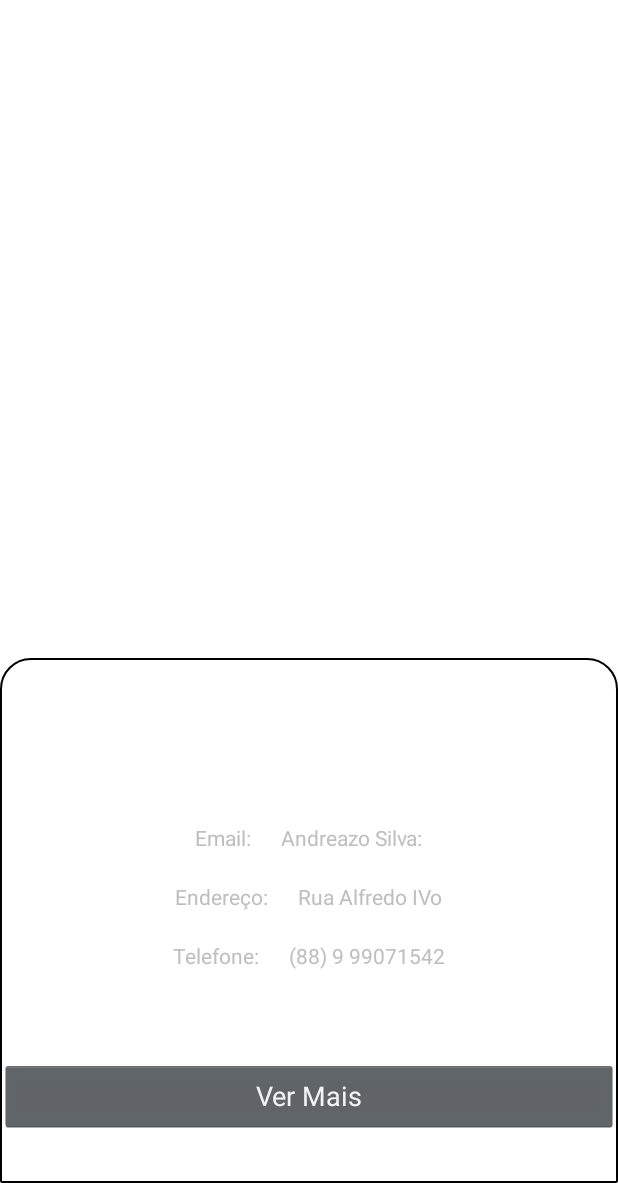
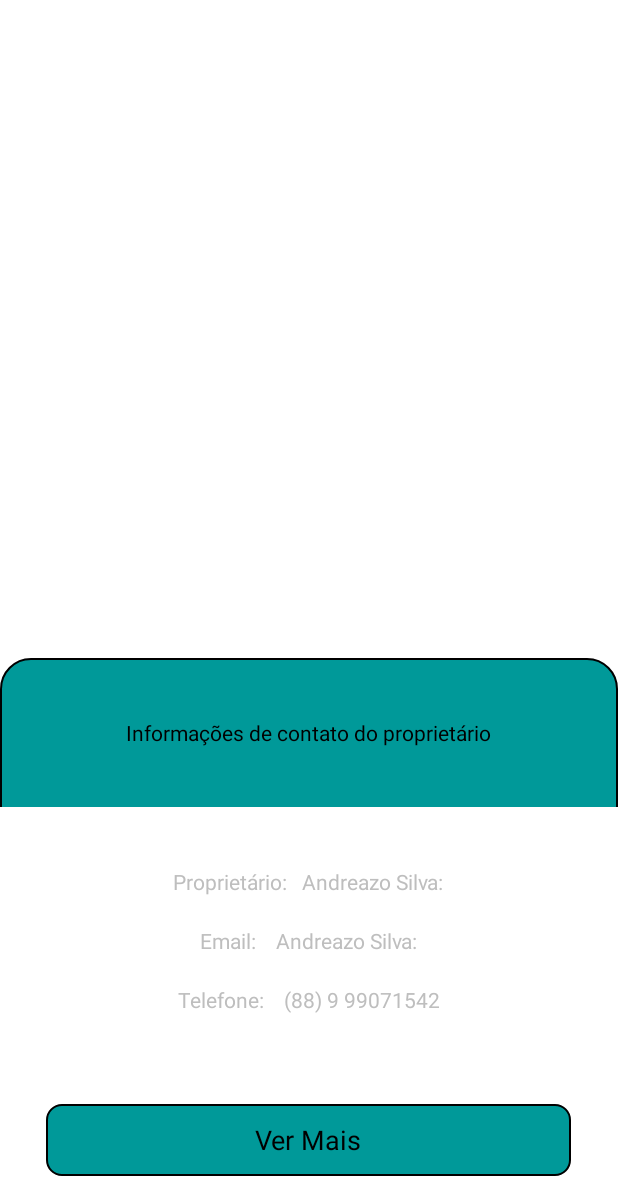
Before and after one commit to Andreazo2016/AlugaAppQuixada, an Android app: the screen it shows after launch (HomeActivity), on a phone screen of 412 x 824 dp, the part 53-1236 px from its top. Run offline under Robolectric (Android 15) with nearby library versions, the phone set to English and light mode, and no system bars.

Commit message:
completado bottom sheet de informações de contato do proprietario

```diff
--- /dev/null
+++ b/app/src/main/java/ufc/com/alugaappquixada/Model/Adress.java
@@ -0,0 +1,4 @@
+package ufc.com.alugaappquixada.Model;
+
+public class Adress {
+}
--- /dev/null
+++ b/app/src/main/java/ufc/com/alugaappquixada/Model/Enterprise.java
@@ -0,0 +1,57 @@
+package ufc.com.alugaappquixada.Model;
+
+public class Enterprise {
+    private Integer id;
+    private double latitute;
+    private double longitute;
+    private Owner owner;
+    private String description;
+
+    public Enterprise(Integer id, double latitute, double longitute, Owner owner, String description) {
+        this.id = id;
+        this.latitute = latitute;
+        this.longitute = longitute;
+        this.owner = owner;
+        this.description = description;
+    }
+
+    public Integer getId() {
+        return id;
+    }
+
+    public void setId(Integer id) {
+        this.id = id;
+    }
+
+    public double getLatitute() {
+        return latitute;
+    }
+
+    public void setLatitute(double latitute) {
+        this.latitute = latitute;
+    }
+
+    public double getLongitute() {
+        return longitute;
+    }
+
+    public void setLongitute(double longitute) {
+        this.longitute = longitute;
+    }
+
+    public Owner getOwner() {
+        return owner;
+    }
+
+    public void setOwner(Owner owner) {
+        this.owner = owner;
+    }
+
+    public String getDescription() {
+        return description;
+    }
+
+    public void setDescription(String description) {
+        this.description = description;
+    }
+}
--- /dev/null
+++ b/app/src/main/java/ufc/com/alugaappquixada/Model/Owner.java
@@ -0,0 +1,26 @@
+package ufc.com.alugaappquixada.Model;
+
+public class Owner {
+    private String name;
+    private String email;
+    private Adress adress;
+    private PhoneNumber phoneNumber;
+
+    public Owner(String name, String email, PhoneNumber phoneNumber) {
+        this.name = name;
+        this.email = email;
+        this.phoneNumber = phoneNumber;
+    }
+
+    public String getName() {
+        return name;
+    }
+
+    public String getEmail() {
+        return email;
+    }
+
+    public PhoneNumber getPhoneNumber() {
+        return phoneNumber;
+    }
+}
--- /dev/null
+++ b/app/src/main/java/ufc/com/alugaappquixada/Model/PhoneNumber.java
@@ -0,0 +1,15 @@
+package ufc.com.alugaappquixada.Model;
+
+public class PhoneNumber {
+    private String label;
+    private String number;
+
+    public PhoneNumber(String label, String number) {
+        this.label = label;
+        this.number = number;
+    }
+
+    public String getNumber() {
+        return number;
+    }
+}
--- a/app/src/main/java/ufc/com/alugaappquixada/activity/HomeActivity.java
+++ b/app/src/main/java/ufc/com/alugaappquixada/activity/HomeActivity.java
@@ -6,6 +6,7 @@ import android.support.design.widget.BottomSheetBehavior;
 import android.support.v4.app.FragmentActivity;
 import android.os.Bundle;
 import android.view.View;
+import android.widget.TextView;
 
 import com.google.android.gms.maps.CameraUpdateFactory;
 import com.google.android.gms.maps.GoogleMap;
@@ -19,6 +20,7 @@ import com.google.android.gms.maps.model.MarkerOptions;
 
 import java.util.List;
 
+import ufc.com.alugaappquixada.Model.MarkerInformation;
 import ufc.com.alugaappquixada.Model.PointMaker;
 import ufc.com.alugaappquixada.R;
 import ufc.com.alugaappquixada.presenter.MapPresenter;
@@ -33,33 +35,43 @@ public class HomeActivity extends FragmentActivity
     private View bottomSheet;
     private GoogleMap mMap;
     private MapPresenter mapPresenter;
-    private final int max_size_zoom = 18;
+    private final int MAX_SIZE_ZOOM = 15;
+    private final int CLOSE_BOTTOM_SHEET = 0;
+    private final int HEIGHT_OF_SHOWED_BOTTOM_SHEET = 200;
+    private TextView nameText;
+    private TextView emailText;
+    private TextView adressText;
+    private TextView phoneNumberText;
 
     @Override
     protected void onCreate(Bundle savedInstanceState) {
         super.onCreate(savedInstanceState);
         setContentView(R.layout.bottom_sheet_layout);
+
+
         bottomSheet = findViewById( R.id.bottom_sheet );
+
         mapPresenter = new MapPresenterImpl(this,this);
+
+        this.nameText = findViewById(R.id.textNameBasic);
+        this.emailText = findViewById(R.id.textEmailBasic);
+        this.phoneNumberText = findViewById(R.id.textPhoneBasic);
         // Obtain the SupportMapFragment and get notified when the map is ready to be used.
         SupportMapFragment mapFragment = (SupportMapFragment) getSupportFragmentManager()
                 .findFragmentById(R.id.maps);
         mapFragment.getMapAsync(this);
-        setupBottomSheet();
-
-
-
 
     }
 
     private void setupBottomSheet() {
         mBottomSheetBehavior = BottomSheetBehavior.from(bottomSheet);
         mBottomSheetBehavior.setState(BottomSheetBehavior.STATE_HIDDEN);
+        mBottomSheetBehavior.setPeekHeight(CLOSE_BOTTOM_SHEET);
         mBottomSheetBehavior.setBottomSheetCallback(new BottomSheetBehavior.BottomSheetCallback() {
             @Override
             public void onStateChanged(View bottomSheet, int newState) {
                 if (newState == BottomSheetBehavior.STATE_COLLAPSED) {
-                    mBottomSheetBehavior.setPeekHeight(0);
+                    mBottomSheetBehavior.setPeekHeight(CLOSE_BOTTOM_SHEET);
                 }
 
             }
@@ -79,29 +91,39 @@ public class HomeActivity extends FragmentActivity
         mMap.addMarker(new MarkerOptions()
                 .position(currentUser.getMyPosition())
                 .title(currentUser.getTitle()));
-        mMap.animateCamera(CameraUpdateFactory.newLatLngZoom(currentUser.getMyPosition(),max_size_zoom));
+        mMap.animateCamera(CameraUpdateFactory.newLatLngZoom(currentUser.getMyPosition(),MAX_SIZE_ZOOM));
 
         /*When a marker was clicked*/
         mMap.setOnMarkerClickListener(new GoogleMap.OnMarkerClickListener() {
             @Override
             public boolean onMarkerClick( Marker marker ) {
                 Integer tagOfMarker = ( Integer ) marker.getTag();
-                mapPresenter.onMakerClick( tagOfMarker );
+                mapPresenter.onMarkerClick( tagOfMarker );
                 return false;
             }
         });
         mapPresenter.seachAvailableApsNearByMe();
+        setupBottomSheet();
+
+    }
+
+    @Override
+    public void showInformationAboutMarkerClicked(MarkerInformation markerInformation) {
+        mBottomSheetBehavior.setPeekHeight(HEIGHT_OF_SHOWED_BOTTOM_SHEET);
+        mBottomSheetBehavior.setState(BottomSheetBehavior.STATE_COLLAPSED);
+
+        this.nameText.setText(markerInformation.getName());
+        this.emailText.setText(markerInformation.getEmail());
+        this.phoneNumberText.setText(markerInformation.getPhoneNumber());
+
     }
 
     @Override
     public void addAvailableApsOnMap(List<PointMaker> availablesAps) {
-        Bitmap bm = Util.getBitmap(this,R.layout.custom_layout);
-        BitmapDescriptor icon = BitmapDescriptorFactory.fromBitmap(bm);
         for (PointMaker aps : availablesAps){
             mMap.addMarker(new MarkerOptions()
                     .position(aps.getMyPosition())
-                    .title(aps.getTitle())
-                    .icon(icon))
+                    .title(aps.getTitle()))
                     .setTag(aps.getTag());
         }
     }
--- /dev/null
+++ b/app/src/main/java/ufc/com/alugaappquixada/dao/EnterpriseDAO.java
@@ -0,0 +1,13 @@
+package ufc.com.alugaappquixada.dao;
+
+import java.util.List;
+
+import ufc.com.alugaappquixada.Model.Enterprise;
+
+public interface EnterpriseDAO {
+    Enterprise save(Enterprise enterprise);
+    Enterprise findOne(Integer id);
+    List<Enterprise> findAll();
+    void update(Enterprise enterprise);
+    Enterprise delete(Integer id);
+}
--- /dev/null
+++ b/app/src/main/java/ufc/com/alugaappquixada/dao/EnterpriseDaoMemoryImpl.java
@@ -0,0 +1,82 @@
+package ufc.com.alugaappquixada.dao;
+
+import android.util.Log;
+
+import java.util.ArrayList;
+import java.util.List;
+
+import ufc.com.alugaappquixada.Model.Enterprise;
+import ufc.com.alugaappquixada.Model.Owner;
+import ufc.com.alugaappquixada.Model.PhoneNumber;
+
+public class EnterpriseDaoMemoryImpl implements EnterpriseDAO {
+
+    private static  EnterpriseDaoMemoryImpl enterpriseDaoMemory = null;
+    private List<Enterprise> dataBaseOfEnterprises ;
+    private EnterpriseDaoMemoryImpl(){
+        this.dataBaseOfEnterprises = new ArrayList<>();
+        this.dataBaseOfEnterprises.add(new Enterprise(1,-5.7323739,-39.0102391,
+                new Owner("Andreazo silva","Andreazo2012@gmail.com"
+                        ,new PhoneNumber("Comercial","88 999071542"))
+                ,"Escola José Oster"));
+        this.dataBaseOfEnterprises.add(new Enterprise(2,-5.7320133,-39.010271,
+                new Owner("Anderson Souza","anderson2013@gmail.com"
+                        ,new PhoneNumber("Zap","88 979071542"))
+                ,"Mr Dogr"));
+        this.dataBaseOfEnterprises.add(new Enterprise(3,-5.732563,-39.0107431,
+                new Owner("Fernando Souza","ferDemais@gmail.com"
+                        ,new PhoneNumber("Zap","88 979071533"))
+                ,"Bar da Telma"));
+    }
+
+    public static EnterpriseDaoMemoryImpl getInstance(){
+        if(enterpriseDaoMemory == null ){
+            enterpriseDaoMemory = new EnterpriseDaoMemoryImpl();
+        }
+        return enterpriseDaoMemory;
+    }
+    @Override
+    public Enterprise save(Enterprise enterprise) {
+        return null;
+    }
+
+
+    private Enterprise findEnterpriseById(Integer id) throws Exception {
+        for(Enterprise enterprise : dataBaseOfEnterprises){
+            if( enterprise.getId().equals( id ) ){
+                return enterprise;
+            }
+        }
+        throw new Exception("Enterprise was not found!!!");
+    }
+
+    @Override
+    public Enterprise findOne(Integer id) {
+        Enterprise enterprise = null;
+        try {
+
+            enterprise = findEnterpriseById(id);
+
+        } catch (Exception e) {
+
+            Log.d("Error Enterprise",e.getMessage());
+
+        }
+        return enterprise;
+    }
+
+    @Override
+    public List<Enterprise> findAll() {
+        return this.dataBaseOfEnterprises;
+    }
+
+    @Override
+    public void update(Enterprise enterprise) {
+
+    }
+
+    @Override
+    public Enterprise delete(Integer id) {
+        return null;
+    }
+}
--- a/app/src/main/java/ufc/com/alugaappquixada/presenter/MapPresenter.java
+++ b/app/src/main/java/ufc/com/alugaappquixada/presenter/MapPresenter.java
@@ -3,7 +3,7 @@ package ufc.com.alugaappquixada.presenter;
 import ufc.com.alugaappquixada.Model.PointMaker;
 
 public interface MapPresenter {
- public void onMakerClick(Integer tagMarker);
+ public void onMarkerClick(Integer tagMarker);
  public void seachAvailableApsNearByMe();
  public PointMaker getMyLocation();
 }
--- /dev/null
+++ b/app/src/main/java/ufc/com/alugaappquixada/service/EnterpriseService.java
@@ -0,0 +1,24 @@
+package ufc.com.alugaappquixada.service;
+
+import java.util.List;
+
+import ufc.com.alugaappquixada.Model.Enterprise;
+import ufc.com.alugaappquixada.dao.EnterpriseDAO;
+import ufc.com.alugaappquixada.dao.EnterpriseDaoMemoryImpl;
+
+public class EnterpriseService {
+
+    private EnterpriseDAO enterpriseDAO;
+
+    public EnterpriseService(){
+        this.enterpriseDAO = EnterpriseDaoMemoryImpl.getInstance();
+    }
+
+    public List<Enterprise> findAllEnterprise(){
+        return enterpriseDAO.findAll();
+    }
+    public Enterprise findEnterpriseById(Integer id){
+        return enterpriseDAO.findOne(id);
+    }
+
+}
--- a/app/src/main/java/ufc/com/alugaappquixada/view/MapView.java
+++ b/app/src/main/java/ufc/com/alugaappquixada/view/MapView.java
@@ -2,8 +2,10 @@ package ufc.com.alugaappquixada.view;
 
 import java.util.List;
 
+import ufc.com.alugaappquixada.Model.MarkerInformation;
 import ufc.com.alugaappquixada.Model.PointMaker;
 
 public interface MapView {
-    public void addAvailableApsOnMap( List<PointMaker> availablesAps );
+    void showInformationAboutMarkerClicked(MarkerInformation markerInformation);
+     void addAvailableApsOnMap( List<PointMaker> availablesAps );
 }
--- /dev/null
+++ b/app/src/main/res/drawable/background_btn_see_more.xml
@@ -0,0 +1,6 @@
+<?xml version="1.0" encoding="utf-8"?>
+<shape xmlns:android="http://schemas.android.com/apk/res/android">
+    <solid android:color="@color/cor_de_fundo_login"></solid>
+    <corners android:radius="10dp"></corners>
+    <stroke android:width="1dp" ></stroke>
+</shape>
--- a/app/src/main/res/drawable/bottom_sheet_custom.xml
+++ b/app/src/main/res/drawable/bottom_sheet_custom.xml
@@ -1,8 +1,9 @@
 <?xml version="1.0" encoding="utf-8"?>
 <shape xmlns:android="http://schemas.android.com/apk/res/android"
     android:shape="rectangle" >
-    <solid android:color="@android:color/white"></solid>
+    <solid android:color="@color/cor_de_fundo_login"></solid>
     <corners android:topLeftRadius="20dp" android:topRightRadius="20dp"
-        android:bottomLeftRadius="0.1dp" android:bottomRightRadius="0.1dp"/>    <stroke android:width="1dp"></stroke>
+        android:bottomLeftRadius="0.1dp" android:bottomRightRadius="0.1dp"/>
+    <stroke android:width="1dp"></stroke>
 
 </shape>
--- a/app/src/main/res/layout/bottom_sheet_basic_information_layout.xml
+++ b/app/src/main/res/layout/bottom_sheet_basic_information_layout.xml
@@ -5,11 +5,27 @@
     android:orientation="vertical"
     >
     <LinearLayout
+        android:layout_width="wrap_content"
+        android:layout_height="wrap_content"
+        android:layout_marginTop="40dp"
+        android:layout_gravity="center"
+        >
+        <TextView
+            android:layout_width="wrap_content"
+            android:layout_height="wrap_content"
+            android:textColor="@android:color/black"
+            android:text="@string/showBasicInfor"
+            />
+    </LinearLayout>
+    <LinearLayout
         android:layout_width="match_parent"
         android:layout_height="wrap_content"
         android:orientation="vertical"
-        android:layout_marginTop="100dp"
+        android:layout_marginTop="40dp"
+        android:paddingBottom="30dp"
+        android:paddingTop="30dp"
         android:layout_gravity="center"
+        android:background="@android:color/white"
         >
         <LinearLayout
             android:layout_width="match_parent"
@@ -21,43 +37,47 @@
             <TextView
                 android:layout_width="wrap_content"
                 android:layout_height="wrap_content"
-                android:text="Email:"
+                android:text="@string/basic_name"
                 />
             <TextView
                 android:layout_width="wrap_content"
                 android:layout_height="wrap_content"
-                android:text="      "
+                android:text="   "
                 />
 
             <TextView
+                android:id="@+id/textNameBasic"
                 android:layout_width="wrap_content"
                 android:layout_height="wrap_content"
                 android:text="Andreazo Silva:" />
+
         </LinearLayout>
         <LinearLayout
             android:layout_width="match_parent"
             android:layout_height="wrap_content"
             android:orientation="horizontal"
+            android:gravity="center"
             android:padding="10dp"
-            android:gravity="center"
-
             >
             <TextView
                 android:layout_width="wrap_content"
                 android:layout_height="wrap_content"
-                android:text="Endereço:"
+                android:text="@string/basic_email"
                 />
             <TextView
                 android:layout_width="wrap_content"
                 android:layout_height="wrap_content"
-                android:text="      "
+                android:text="    "
                 />
+
             <TextView
+                android:id="@+id/textEmailBasic"
                 android:layout_width="wrap_content"
                 android:layout_height="wrap_content"
-                android:text="Rua Alfredo IVo"
-                />
+                android:text="Andreazo Silva:" />
+
         </LinearLayout>
+
         <LinearLayout
             android:layout_width="match_parent"
             android:layout_height="wrap_content"
@@ -68,14 +88,15 @@
             <TextView
                 android:layout_width="wrap_content"
                 android:layout_height="wrap_content"
-                android:text="Telefone:"
+                android:text="@string/basic_phone_number"
                 />
             <TextView
                 android:layout_width="wrap_content"
                 android:layout_height="wrap_content"
-                android:text="      "
+                android:text="    "
                 />
             <TextView
+                android:id="@+id/textPhoneBasic"
                 android:layout_width="wrap_content"
                 android:layout_height="wrap_content"
                 android:text="(88) 9 99071542"
@@ -86,11 +107,15 @@
             android:layout_height="wrap_content"
             android:orientation="horizontal"
             android:layout_marginTop="50dp"
-            android:gravity="bottom|end"
+            android:gravity="center"
             >
             <Button
-                android:layout_width="match_parent"
+                android:layout_width="350dp"
                 android:layout_height="wrap_content"
+                android:textColor="@android:color/black"
+                android:paddingTop="5dp"
+                android:paddingBottom="5dp"
+                android:background="@drawable/background_btn_see_more"
                 android:text="Ver Mais"
                 />
         </LinearLayout>
--- a/app/src/main/res/values/strings.xml
+++ b/app/src/main/res/values/strings.xml
@@ -4,6 +4,11 @@
     <string name="hint_senha">Digite a sua senha</string>
     <string name="criar_conta">Não tem conta? crie uma!</string>
     <string name="title_activity_home">Map</string>
+    <string name="basic_name">Proprietário:</string>
+    <string name="basic_email">Email:</string>
+    <string name="basic_adress">Enredeço:</string>
+    <string name="basic_phone_number">Telefone:</string>
+    <string name="showBasicInfor">Informações de contato do proprietário</string>
     <string name="google_maps_key" templateMergeStrategy="preserve" translatable="false">AIzaSyDI185i5SazsVPakbOY5j9u4UMZeeIQnog</string>
 
 
```
Also changed, not shown: app/src/main/java/ufc/com/alugaappquixada/Model/MarkerInformation.java (added, +35 -0 lines), app/src/main/java/ufc/com/alugaappquixada/presenter/MapPresenterImpl.java (+21 -4 lines), app/src/main/java/ufc/com/alugaappquixada/service/MakerService.java (deleted, +0 -7 lines).
